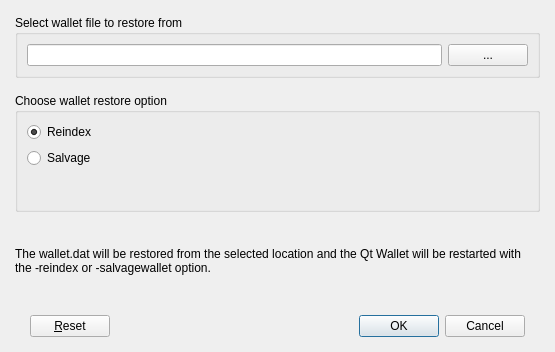
This is src/qt/forms/restoredialog.ui in qtumproject/qtum as Qt 5 draws it before an edit. The edited form follows.
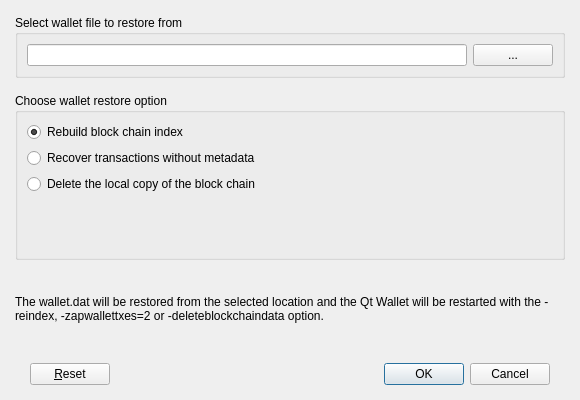
This is the edited form.

Commit message: Update wallet restore options

What changed in the file:
```diff
--- a/src/qt/forms/restoredialog.ui
+++ b/src/qt/forms/restoredialog.ui
@@ -6,8 +6,8 @@
    <rect>
     <x>0</x>
     <y>0</y>
-    <width>555</width>
-    <height>352</height>
+    <width>580</width>
+    <height>400</height>
    </rect>
   </property>
   <property name="windowTitle">
@@ -84,7 +84,7 @@
         <item>
          <widget class="QRadioButton" name="rbReindex">
           <property name="text">
-           <string>Reindex</string>
+           <string>Rebuild block chain index</string>
           </property>
           <property name="checked">
            <bool>true</bool>
@@ -94,7 +94,14 @@
         <item>
          <widget class="QRadioButton" name="rbSalvage">
           <property name="text">
-           <string>Salvage</string>
+           <string>Recover transactions without metadata</string>
+          </property>
+         </widget>
+        </item>
+        <item>
+         <widget class="QRadioButton" name="rbLocalDeleteData">
+          <property name="text">
+           <string>Delete the local copy of the block chain</string>
           </property>
          </widget>
         </item>
@@ -133,7 +140,7 @@
      <item>
       <widget class="QLabel" name="lblInfo">
        <property name="text">
-        <string>The wallet.dat will be restored from the selected location and the Qt Wallet will be restarted with the -reindex or -salvagewallet option.</string>
+        <string>The wallet.dat will be restored from the selected location and the Qt Wallet will be restarted with the -reindex, -zapwallettxes=2 or -deleteblockchaindata option.</string>
        </property>
        <property name="wordWrap">
         <bool>true</bool>
```
Left out of the diff: 2 changed lines with no effect on the pictures. The commit also changes 2 other files.
